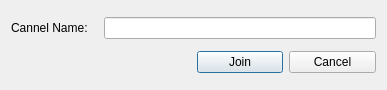
Above: FinalProject_Messenger/dialog_join_channel.ui from Behdad-AVI-203/Messenger_CodeX_11 before the change. Below: the same form after it.
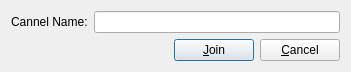
That is the form after the change.

What changed in the file:
```diff
--- a/FinalProject_Messenger/dialog_join_channel.ui
+++ b/FinalProject_Messenger/dialog_join_channel.ui
@@ -6,8 +6,8 @@
    <rect>
     <x>0</x>
     <y>0</y>
-    <width>387</width>
-    <height>90</height>
+    <width>351</width>
+    <height>72</height>
    </rect>
   </property>
   <property name="windowTitle">
@@ -17,14 +17,17 @@
    <item row="2" column="2">
     <widget class="QPushButton" name="pushButton_join">
      <property name="text">
-      <string>Join</string>
+      <string>&amp;Join</string>
      </property>
     </widget>
    </item>
    <item row="2" column="3">
     <widget class="QPushButton" name="pushButton_cancel">
      <property name="text">
-      <string>Cancel</string>
+      <string>&amp;Cancel</string>
+     </property>
+     <property name="autoDefault">
+      <bool>false</bool>
      </property>
     </widget>
    </item>
@@ -49,7 +52,11 @@
     </spacer>
    </item>
    <item row="0" column="1" colspan="3">
-    <widget class="QLineEdit" name="lineEdit_channelname"/>
+    <widget class="QLineEdit" name="lineEdit_channelname">
+     <property name="clearButtonEnabled">
+      <bool>false</bool>
+     </property>
+    </widget>
    </item>
   </layout>
  </widget>
```
Left out of the diff: 5 changed lines with no effect on the pictures.
